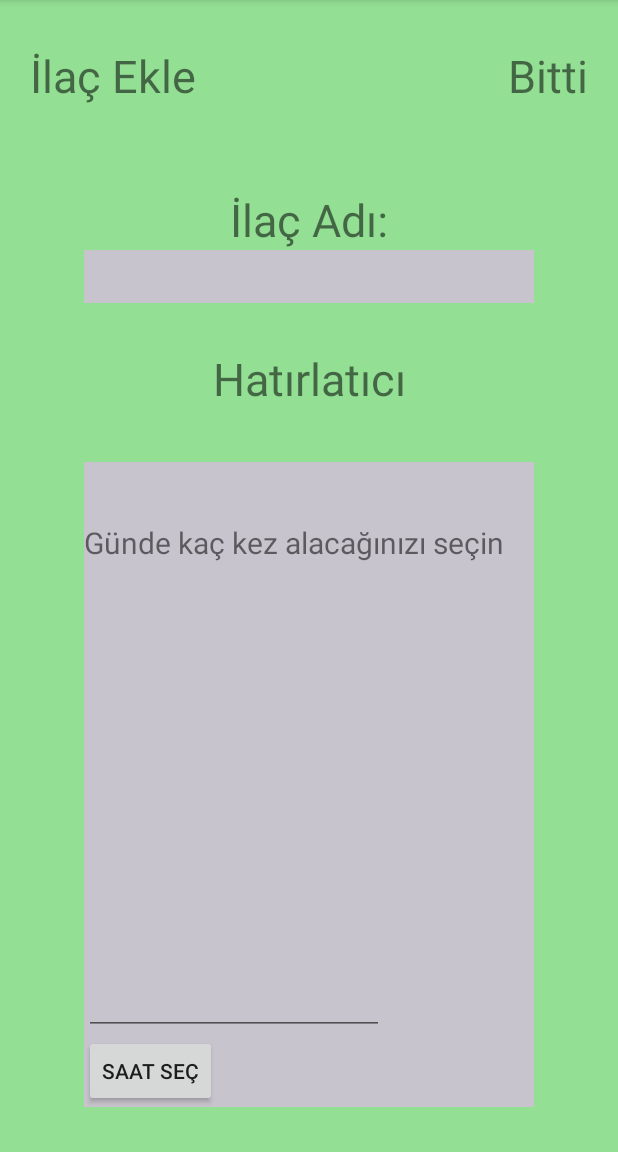
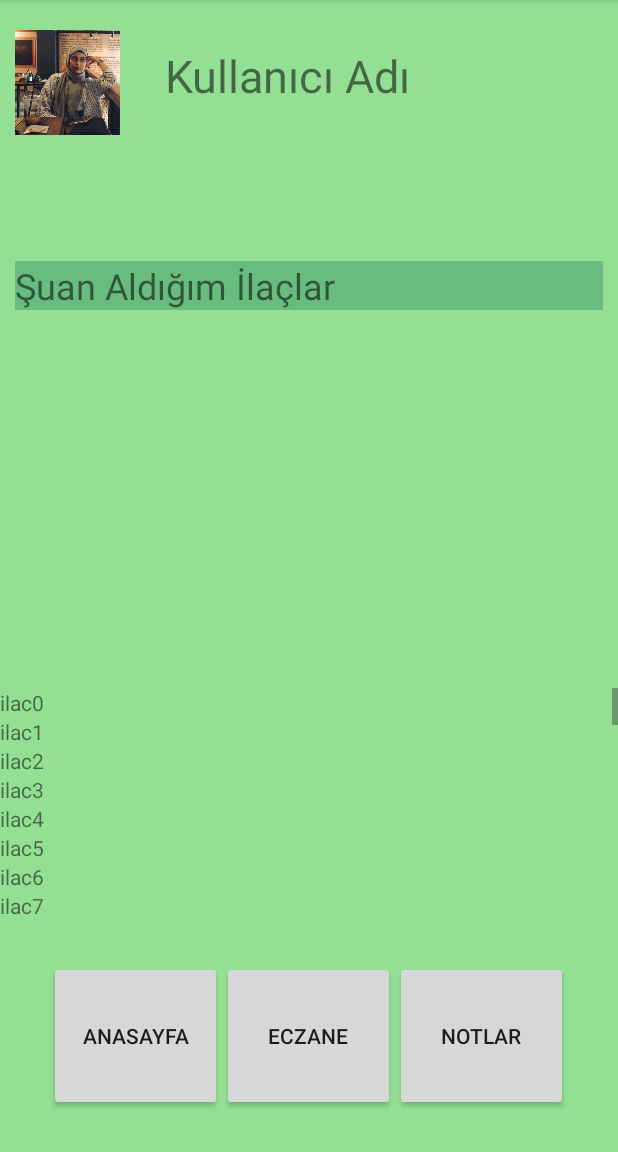
Before and after one commit to berfinson/mobilprogramlama, an Android app: the ilacekleActivity screen opened directly, with no data from a screen before it, after a tap on "Bitti", on a phone screen of 412 x 824 dp, the part 84-1236 px from its top. Run offline under Robolectric (Android 15) with nearby library versions, the phone set to English and light mode, and no system bars; pictures from the network do not load.

```diff
--- a/mobilproje/app/src/main/AndroidManifest.xml
+++ b/mobilproje/app/src/main/AndroidManifest.xml
@@ -20,7 +20,7 @@
                 <category android:name="android.intent.category.LAUNCHER" />
             </intent-filter>
         </activity>
-        <activity android:name=".ilaclistesiActivity"/>
+        <activity android:name=".ilacmenusuActivity"/>
 
         <activity android:name=".loginActivity"/>
 
--- a/mobilproje/app/src/main/java/com/example/mobilproje/girisActivity.java
+++ b/mobilproje/app/src/main/java/com/example/mobilproje/girisActivity.java
@@ -28,7 +28,7 @@ public class girisActivity<findView> extends AppCompatActivity {
     }
 
     public void onclickGoToIlaclar(View view) {
-        Intent intent = new Intent(this,ilaclistesiActivity.class);
+        Intent intent = new Intent(this, ilacmenusuActivity.class);
         startActivity(intent);
 
     }
--- a/mobilproje/app/src/main/java/com/example/mobilproje/ilacekleActivity.java
+++ b/mobilproje/app/src/main/java/com/example/mobilproje/ilacekleActivity.java
@@ -2,6 +2,7 @@ package com.example.mobilproje;
 
 import android.app.TimePickerDialog;
 import android.content.Context;
+import android.content.Intent;
 import android.os.Bundle;
 import android.view.View;
 import android.widget.Button;
@@ -47,4 +48,9 @@ public class ilacekleActivity extends AppCompatActivity {
             }
         });
     }
+
+    public void onclickGoToAnaMenu(View view) {
+        Intent intent = new Intent(this, ilacmenusuActivity.class);
+        startActivity(intent);
+    }
 }
--- a/mobilproje/app/src/main/java/com/example/mobilproje/ilaclistesiActivity.java
+++ b/mobilproje/app/src/main/java/com/example/mobilproje/ilacmenusuActivity.java
@@ -1,5 +1,6 @@
 package com.example.mobilproje;
 
+import android.content.Intent;
 import android.os.Bundle;
 import android.util.Log;
 import android.view.View;
@@ -14,7 +15,7 @@ import androidx.appcompat.app.AppCompatActivity;
 import java.util.ArrayList;
 
 
-public class ilaclistesiActivity  extends AppCompatActivity {
+public class ilacmenusuActivity extends AppCompatActivity {
     @Override
     protected void onCreate(@Nullable Bundle savedInstanceState) {
         super.onCreate(savedInstanceState);
@@ -58,4 +59,14 @@ public class ilaclistesiActivity  extends AppCompatActivity {
             Log.e("Delete", medicine.getName());
 
         }
+
+    public void onclickGoToNotlar(View view) {
+        Intent intent = new Intent(this,notlarActivity.class);
+        startActivity(intent);
     }
+
+    public void onclickGoToAnaMenu(View view) {
+        Intent intent = new Intent(this,anamenuActivity.class);
+        startActivity(intent);
+    }
+}
--- a/mobilproje/app/src/main/java/com/example/mobilproje/notlarActivity.java
+++ b/mobilproje/app/src/main/java/com/example/mobilproje/notlarActivity.java
@@ -1,5 +1,6 @@
 package com.example.mobilproje;
 
+import android.content.Intent;
 import android.os.Bundle;
 import android.view.View;
 
@@ -14,7 +15,8 @@ public class notlarActivity extends AppCompatActivity {
     }
     public void onclickGoToNotEkle(View view)  {
 
-        setContentView(R.layout.activity_notekle);
+        Intent intent = new Intent(this,notekleActivity.class);
+        startActivity(intent);
     }
 
 }
--- a/mobilproje/app/src/main/res/layout/activity_anamenu.xml
+++ b/mobilproje/app/src/main/res/layout/activity_anamenu.xml
@@ -103,13 +103,13 @@
             android:id="@+id/BtnNotlar"
             android:onClick="onclickGoToNotlar"
             />
+
         <Button
+            android:id="@+id/BtnIlacEkle"
             android:layout_width="100dp"
             android:layout_height="100dp"
-            android:text="İlaç Ekle"
-            android:id="@+id/BtnIlacEkle"
             android:onClick="onclickGoToIlacEkle"
-            />
+            android:text="İlaç Ekle" />
 
 
     </LinearLayout>
--- a/mobilproje/app/src/main/res/layout/activity_ilacmenusu.xml
+++ b/mobilproje/app/src/main/res/layout/activity_ilacmenusu.xml
@@ -101,9 +101,9 @@
         <Button
             android:layout_width="115dp"
             android:layout_height="100dp"
-            android:text="İlaçlar"
+            android:text="Anasayfa"
             android:id="@+id/BtnIlac"
-            android:onClick="onclickGoToIlaclar"
+            android:onClick="onclickGoToAnaMenu"
 
             />
         <Button
--- a/mobilproje/app/src/main/res/layout/login_activity.xml
+++ b/mobilproje/app/src/main/res/layout/login_activity.xml
@@ -35,15 +35,15 @@
         android:layout_marginTop="10dp"
         android:layout_width="match_parent"
         android:layout_height="wrap_content" >
+
         <Button
 
 
-        android:text="BİTTİ"
             android:id="@+id/BtnGiris"
             android:layout_width="wrap_content"
             android:layout_height="wrap_content"
             android:layout_weight="1"
             android:onClick="onclickGoToMain"
-        />
+            android:text="BİTTİ" />
     </LinearLayout>
 </LinearLayout>
```
Also changed, not shown: mobilproje/app/src/main/java/com/example/mobilproje/anamenuActivity.java (+16 -0 lines), mobilproje/app/src/main/java/com/example/mobilproje/notekleActivity.java (+7 -0 lines). Lines whose indentation alone changed are shown as unchanged.
